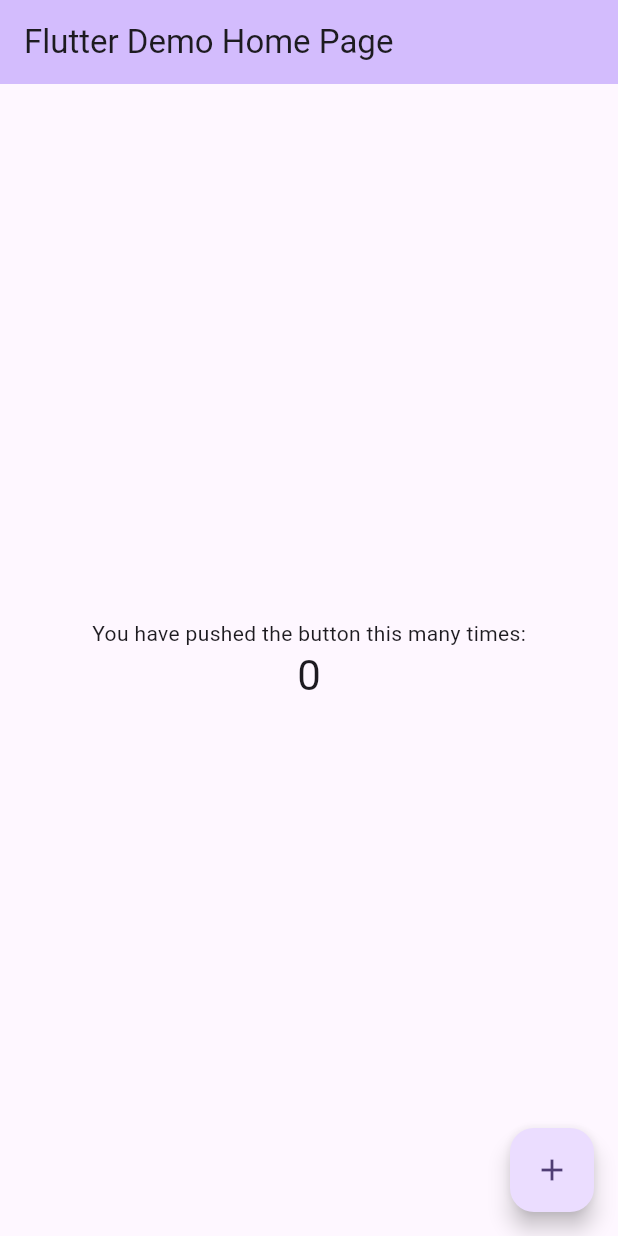
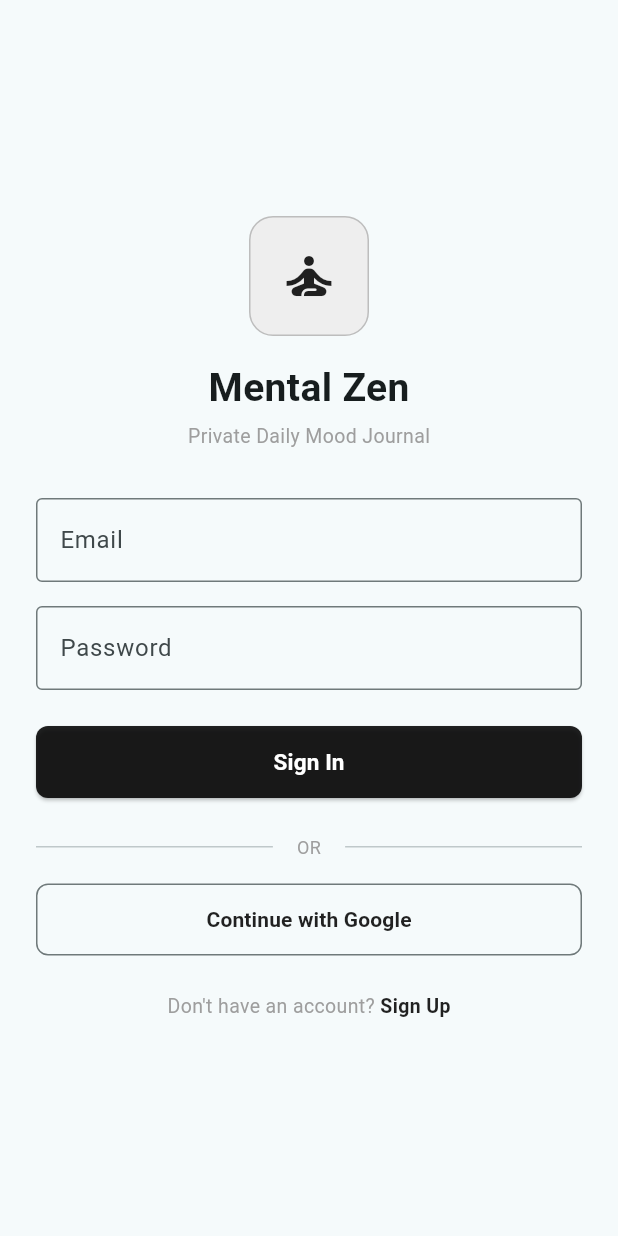
Before and after one commit to ikmroadrunnerllc-cmd/mental-zen, a Flutter app: the screen it shows after launch, on a phone screen of 412 x 824 dp. Run offline on Flutter 3.47's test engine with Material 3 defaults, Android fonts, the phone set to English and light mode, and no system bars; our stand-ins replace firebase_auth, flutter_riverpod; accounts and stored records are empty.

Commit message:
feat(auth): implement authentication repository and sign-in flow refs #F1

```diff
--- /dev/null
+++ b/lib/core/l10n/app_strings.dart
@@ -0,0 +1,23 @@
+class AppStrings {
+  // App
+  static const appName = 'Mental Zen';
+  static const appSubtitle = 'Private Daily Mood Journal';
+
+  // Auth Screen
+  static const signIn = 'Sign In';
+  static const signUp = 'Sign Up';
+  static const emailLabel = 'Email';
+  static const emailHint = 'user@example.com';
+  static const passwordLabel = 'Password';
+  static const passwordHint = '••••••••••••';
+  static const orDivider = 'OR';
+  static const continueWithGoogle = 'Continue with Google';
+  static const noAccountPrompt = "Don't have an account? ";
+  static const alreadyHaveAccountPrompt = 'Already have an account? ';
+
+  // Common Actions
+  static const save = 'Save';
+  static const cancel = 'Cancel';
+  static const delete = 'Delete';
+  static const retry = 'Retry';
+}
--- /dev/null
+++ b/lib/features/auth/domain/auth_exceptions.dart
@@ -0,0 +1,58 @@
+class AuthException implements Exception {
+  final String message;
+  final String? code;
+
+  const AuthException(this.message, [this.code]);
+
+  factory AuthException.fromFirebaseCode(String code) {
+    switch (code) {
+      case 'user-not-found':
+        return const UserNotFoundException(
+          'No account found with this email.',
+          'user-not-found',
+        );
+      case 'wrong-password':
+      case 'invalid-credential':
+        return const InvalidCredentialsException(
+          'Incorrect password. Please try again.',
+          'wrong-password',
+        );
+      case 'network-request-failed':
+        return const NetworkAuthException(
+          'Network connection lost. Please check your internet.',
+          'network-request-failed',
+        );
+      case 'email-already-in-use':
+        return const AuthException(
+          'An account already exists for this email.',
+          'email-already-in-use',
+        );
+      case 'weak-password':
+        return const WeakPasswordException(
+          'The password provided is too weak.',
+          'weak-password',
+        );
+      default:
+        return AuthException('Authentication failed. Please try again.', code);
+    }
+  }
+
+  @override
+  String toString() => message;
+}
+
+class UserNotFoundException extends AuthException {
+  const UserNotFoundException(super.message, [super.code]);
+}
+
+class InvalidCredentialsException extends AuthException {
+  const InvalidCredentialsException(super.message, [super.code]);
+}
+
+class NetworkAuthException extends AuthException {
+  const NetworkAuthException(super.message, [super.code]);
+}
+
+class WeakPasswordException extends AuthException {
+  const WeakPasswordException(super.message, [super.code]);
+}
--- /dev/null
+++ b/lib/features/auth/domain/auth_repository.dart
@@ -0,0 +1,9 @@
+import 'user_entity.dart';
+
+abstract class AuthRepository {
+  Stream<UserEntity?> get authStateChanges;
+  UserEntity? get currentUser;
+  Future<UserEntity> signInWithEmailPassword(String email, String password);
+  Future<UserEntity> signUpWithEmailPassword(String email, String password);
+  Future<void> signOut();
+}
--- /dev/null
+++ b/lib/features/auth/domain/auth_state.dart
@@ -0,0 +1,48 @@
+import 'package:flutter_riverpod/flutter_riverpod.dart';
+
+import '../data/firebase_auth_repository.dart';
+import 'auth_repository.dart';
+import 'user_entity.dart';
+
+final authRepositoryProvider = Provider<AuthRepository>((ref) {
+  return FirebaseAuthRepository();
+});
+
+final authStateChangesProvider = StreamProvider<UserEntity?>((ref) {
+  final repository = ref.watch(authRepositoryProvider);
+  return repository.authStateChanges;
+});
+
+class AuthController extends StateNotifier<AsyncValue<UserEntity?>> {
+  final AuthRepository _repository;
+
+  AuthController(this._repository) : super(const AsyncValue.data(null));
+
+  Future<void> signIn(String email, String password) async {
+    state = const AsyncValue.loading();
+    state = await AsyncValue.guard(() async {
+      return await _repository.signInWithEmailPassword(email, password);
+    });
+  }
+
+  Future<void> signUp(String email, String password) async {
+    state = const AsyncValue.loading();
+    state = await AsyncValue.guard(() async {
+      return await _repository.signUpWithEmailPassword(email, password);
+    });
+  }
+
+  Future<void> signOut() async {
+    state = const AsyncValue.loading();
+    state = await AsyncValue.guard(() async {
+      await _repository.signOut();
+      return null;
+    });
+  }
+}
+
+final authControllerProvider =
+    StateNotifierProvider<AuthController, AsyncValue<UserEntity?>>((ref) {
+      final repository = ref.watch(authRepositoryProvider);
+      return AuthController(repository);
+    });
--- /dev/null
+++ b/lib/features/auth/domain/auth_validators.dart
@@ -0,0 +1,27 @@
+class AuthValidators {
+  static final RegExp _emailRegExp = RegExp(
+    r'^[a-zA-Z0-9.!#$%&’*+/=?^_`{|}~-]+@[a-zA-Z0-9-]+(?:\.[a-zA-Z0-9-]+)+$',
+  );
+
+  static String? validateEmail(String? value) {
+    final trimmed = value?.trim() ?? '';
+    if (trimmed.isEmpty) {
+      return 'Email cannot be empty';
+    }
+    if (!_emailRegExp.hasMatch(trimmed)) {
+      return 'Please enter a valid email address';
+    }
+    return null;
+  }
+
+  static String? validatePassword(String? value) {
+    final password = value ?? '';
+    if (password.isEmpty) {
+      return 'Password cannot be empty';
+    }
+    if (password.length < 6) {
+      return 'Password must be at least 6 characters';
+    }
+    return null;
+  }
+}
--- /dev/null
+++ b/lib/features/auth/ui/signin_screen.dart
@@ -0,0 +1,242 @@
+import 'package:flutter/material.dart';
+import 'package:flutter_riverpod/flutter_riverpod.dart';
+
+import '../../../core/l10n/app_strings.dart';
+import '../domain/auth_state.dart';
+import '../domain/auth_validators.dart';
+
+class SignInScreen extends ConsumerStatefulWidget {
+  const SignInScreen({super.key});
+
+  @override
+  ConsumerState<SignInScreen> createState() => _SignInScreenState();
+}
+
+class _SignInScreenState extends ConsumerState<SignInScreen> {
+  final _formKey = GlobalKey<FormState>();
+  final _emailController = TextEditingController();
+  final _passwordController = TextEditingController();
+  bool _isSignUp = false;
+
+  @override
+  void dispose() {
+    _emailController.dispose();
+    _passwordController.dispose();
+    super.dispose();
+  }
+
+  Future<void> _submit() async {
+    if (!_formKey.currentState!.validate()) return;
+
+    final email = _emailController.text.trim();
+    final password = _passwordController.text;
+
+    if (_isSignUp) {
+      await ref.read(authControllerProvider.notifier).signUp(email, password);
+    } else {
+      await ref.read(authControllerProvider.notifier).signIn(email, password);
+    }
+  }
+
+  @override
+  Widget build(BuildContext context) {
+    final authState = ref.watch(authControllerProvider);
+
+    ref.listen<AsyncValue>(authControllerProvider, (previous, next) {
+      if (next is AsyncError) {
+        ScaffoldMessenger.of(context).showSnackBar(
+          SnackBar(
+            content: Text(next.error.toString()),
+            backgroundColor: Theme.of(context).colorScheme.error,
+          ),
+        );
+      }
+    });
+
+    return Scaffold(
+      body: SafeArea(
+        child: Center(
+          child: SingleChildScrollView(
+            padding: const EdgeInsets.symmetric(
+              horizontal: 24.0,
+              vertical: 16.0,
+            ),
+            child: Form(
+              key: _formKey,
+              child: Column(
+                crossAxisAlignment: CrossAxisAlignment.stretch,
+                children: [
+                  _buildHeader(),
+                  const SizedBox(height: 32),
+                  _buildEmailField(),
+                  const SizedBox(height: 16),
+                  _buildPasswordField(),
+                  const SizedBox(height: 24),
+                  _buildSubmitButton(authState.isLoading),
+                  const SizedBox(height: 24),
+                  _buildDivider(),
+                  const SizedBox(height: 16),
+                  _buildGoogleButton(),
+                  const SizedBox(height: 24),
+                  _buildTogglePrompt(),
+                ],
+              ),
+            ),
+          ),
+        ),
+      ),
+    );
+  }
+
+  Widget _buildHeader() {
+    return Column(
+      children: [
+        Container(
+          width: 80,
+          height: 80,
+          decoration: BoxDecoration(
+            color: Colors.grey.shade200,
+            borderRadius: BorderRadius.circular(16),
+            border: Border.all(color: Colors.grey.shade400),
+          ),
+          child: const Center(
+            child: Icon(
+              Icons.self_improvement,
+              size: 40,
+              color: Colors.black87,
+            ),
+          ),
+        ),
+        const SizedBox(height: 16),
+        const Text(
+          AppStrings.appName,
+          style: TextStyle(fontSize: 26, fontWeight: FontWeight.bold),
+        ),
+        const SizedBox(height: 4),
+        const Text(
+          AppStrings.appSubtitle,
+          style: TextStyle(fontSize: 13, color: Colors.grey),
+        ),
+      ],
+    );
+  }
+
+  Widget _buildEmailField() {
+    return TextFormField(
+      controller: _emailController,
+      keyboardType: TextInputType.emailAddress,
+      validator: AuthValidators.validateEmail,
+      decoration: const InputDecoration(
+        labelText: AppStrings.emailLabel,
+        hintText: AppStrings.emailHint,
+        border: OutlineInputBorder(),
+      ),
+    );
+  }
+
+  Widget _buildPasswordField() {
+    return TextFormField(
+      controller: _passwordController,
+      obscureText: true,
+      validator: AuthValidators.validatePassword,
+      decoration: const InputDecoration(
+        labelText: AppStrings.passwordLabel,
+        hintText: AppStrings.passwordHint,
+        border: OutlineInputBorder(),
+      ),
+    );
+  }
+
+  Widget _buildSubmitButton(bool isLoading) {
+    final title = _isSignUp ? AppStrings.signUp : AppStrings.signIn;
+    return SizedBox(
+      height: 48,
+      child: ElevatedButton(
+        onPressed: isLoading ? null : _submit,
+        style: ElevatedButton.styleFrom(
+          backgroundColor: Colors.black87,
+          foregroundColor: Colors.white,
+          shape: RoundedRectangleBorder(borderRadius: BorderRadius.circular(8)),
+        ),
+        child: isLoading
+            ? const SizedBox(
+                width: 20,
+                height: 20,
+                child: CircularProgressIndicator(
+                  strokeWidth: 2,
+                  color: Colors.white,
+                ),
+              )
+            : Text(
+                title,
+                style: const TextStyle(
+                  fontWeight: FontWeight.bold,
+                  fontSize: 15,
+                ),
+              ),
+      ),
+    );
+  }
+
+  Widget _buildDivider() {
+    return const Row(
+      children: [
+        Expanded(child: Divider()),
+        Padding(
+          padding: EdgeInsets.symmetric(horizontal: 16.0),
+          child: Text(
+            AppStrings.orDivider,
+            style: TextStyle(color: Colors.grey, fontSize: 12),
+          ),
+        ),
+        Expanded(child: Divider()),
+      ],
+    );
+  }
+
+  Widget _buildGoogleButton() {
+    return SizedBox(
+      height: 48,
+      child: OutlinedButton(
+        onPressed: () {
+          // Google sign-in dispatch hook
+        },
+        style: OutlinedButton.styleFrom(
+          shape: RoundedRectangleBorder(borderRadius: BorderRadius.circular(8)),
+        ),
+        child: const Text(
+          AppStrings.continueWithGoogle,
+          style: TextStyle(fontWeight: FontWeight.bold, color: Colors.black87),
+        ),
+      ),
+    );
+  }
+
+  Widget _buildTogglePrompt() {
+    final prompt = _isSignUp
+        ? AppStrings.alreadyHaveAccountPrompt
+        : AppStrings.noAccountPrompt;
+    final action = _isSignUp ? AppStrings.signIn : AppStrings.signUp;
+    return Row(
+      mainAxisAlignment: MainAxisAlignment.center,
+      children: [
+        Text(prompt, style: const TextStyle(color: Colors.grey, fontSize: 13)),
+        GestureDetector(
+          onTap: () {
+            setState(() {
+              _isSignUp = !_isSignUp;
+            });
+          },
+          child: Text(
+            action,
+            style: const TextStyle(
+              fontWeight: FontWeight.bold,
+              color: Colors.black87,
+              fontSize: 13,
+            ),
+          ),
+        ),
+      ],
+    );
+  }
+}
--- a/lib/main.dart
+++ b/lib/main.dart
@@ -1,122 +1,30 @@
 import 'package:flutter/material.dart';
+import 'package:flutter_riverpod/flutter_riverpod.dart';
+
+import 'core/l10n/app_strings.dart';
+import 'features/auth/ui/signin_screen.dart';
 
 void main() {
-  runApp(const MyApp());
+  WidgetsFlutterBinding.ensureInitialized();
+  runApp(const ProviderScope(child: MentalZenApp()));
 }
 
-class MyApp extends StatelessWidget {
-  const MyApp({super.key});
+class MentalZenApp extends StatelessWidget {
+  const MentalZenApp({super.key});
 
-  // This widget is the root of your application.
   @override
   Widget build(BuildContext context) {
     return MaterialApp(
-      title: 'Flutter Demo',
+      title: AppStrings.appName,
+      debugShowCheckedModeBanner: false,
       theme: ThemeData(
-        // This is the theme of your application.
-        //
-        // TRY THIS: Try running your application with "flutter run". You'll see
-        // the application has a purple toolbar. Then, without quitting the app,
-        // try changing the seedColor in the colorScheme below to Colors.green
-        // and then invoke "hot reload" (save your changes or press the "hot
-        // reload" button in a Flutter-supported IDE, or press "r" if you used
-        // the command line to start the app).
-        //
-        // Notice that the counter didn't reset back to zero; the application
-        // state is not lost during the reload. To reset the state, use hot
-        // restart instead.
-        //
-        // This works for code too, not just values: Most code changes can be
-        // tested with just a hot reload.
-        colorScheme: .fromSeed(seedColor: Colors.deepPurple),
+        useMaterial3: true,
+        colorScheme: ColorScheme.fromSeed(
+          seedColor: Colors.grey.shade800,
+          brightness: Brightness.light,
+        ),
       ),
-      home: const MyHomePage(title: 'Flutter Demo Home Page'),
+      home: const SignInScreen(),
     );
   }
 }
-
-class MyHomePage extends StatefulWidget {
-  const MyHomePage({super.key, required this.title});
-
-  // This widget is the home page of your application. It is stateful, meaning
-  // that it has a State object (defined below) that contains fields that affect
-  // how it looks.
-
-  // This class is the configuration for the state. It holds the values (in this
-  // case the title) provided by the parent (in this case the App widget) and
-  // used by the build method of the State. Fields in a Widget subclass are
-  // always marked "final".
-
-  final String title;
-
-  @override
-  State<MyHomePage> createState() => _MyHomePageState();
-}
-
-class _MyHomePageState extends State<MyHomePage> {
-  int _counter = 0;
-
-  void _incrementCounter() {
-    setState(() {
-      // This call to setState tells the Flutter framework that something has
-      // changed in this State, which causes it to rerun the build method below
-      // so that the display can reflect the updated values. If we changed
-      // _counter without calling setState(), then the build method would not be
-      // called again, and so nothing would appear to happen.
-      _counter++;
-    });
-  }
-
-  @override
-  Widget build(BuildContext context) {
-    // This method is rerun every time setState is called, for instance as done
-    // by the _incrementCounter method above.
-    //
-    // The Flutter framework has been optimized to make rerunning build methods
-    // fast, so that you can just rebuild anything that needs updating rather
-    // than having to individually change instances of widgets.
-    return Scaffold(
-      appBar: AppBar(
-        // TRY THIS: Try changing the color here to a specific color (to
-        // Colors.amber, perhaps?) and trigger a hot reload to see the AppBar
-        // change color while the other colors stay the same.
-        backgroundColor: Theme.of(context).colorScheme.inversePrimary,
-        // Here we take the value from the MyHomePage object that was created by
-        // the App.build method, and use it to set our appbar title.
-        title: Text(widget.title),
-      ),
-      body: Center(
-        // Center is a layout widget. It takes a single child and positions it
-        // in the middle of the parent.
-        child: Column(
-          // Column is also a layout widget. It takes a list of children and
-          // arranges them vertically. By default, it sizes itself to fit its
-          // children horizontally, and tries to be as tall as its parent.
-          //
-          // Column has various properties to control how it sizes itself and
-          // how it positions its children. Here we use mainAxisAlignment to
-          // center the children vertically; the main axis here is the vertical
-          // axis because Columns are vertical (the cross axis would be
-          // horizontal).
-          //
-          // TRY THIS: Invoke "debug painting" (choose the "Toggle Debug Paint"
-          // action in the IDE, or press "p" in the console), to see the
-          // wireframe for each widget.
-          mainAxisAlignment: .center,
-          children: [
-            const Text('You have pushed the button this many times:'),
-            Text(
-              '$_counter',
-              style: Theme.of(context).textTheme.headlineMedium,
-            ),
-          ],
-        ),
-      ),
-      floatingActionButton: FloatingActionButton(
-        onPressed: _incrementCounter,
-        tooltip: 'Increment',
-        child: const Icon(Icons.add),
-      ),
-    );
-  }
-}
```
Also changed, not shown: lib/features/auth/data/firebase_auth_repository.dart (added, +85 -0 lines), lib/features/auth/domain/user_entity.dart (added, +23 -0 lines), 4 other files.
